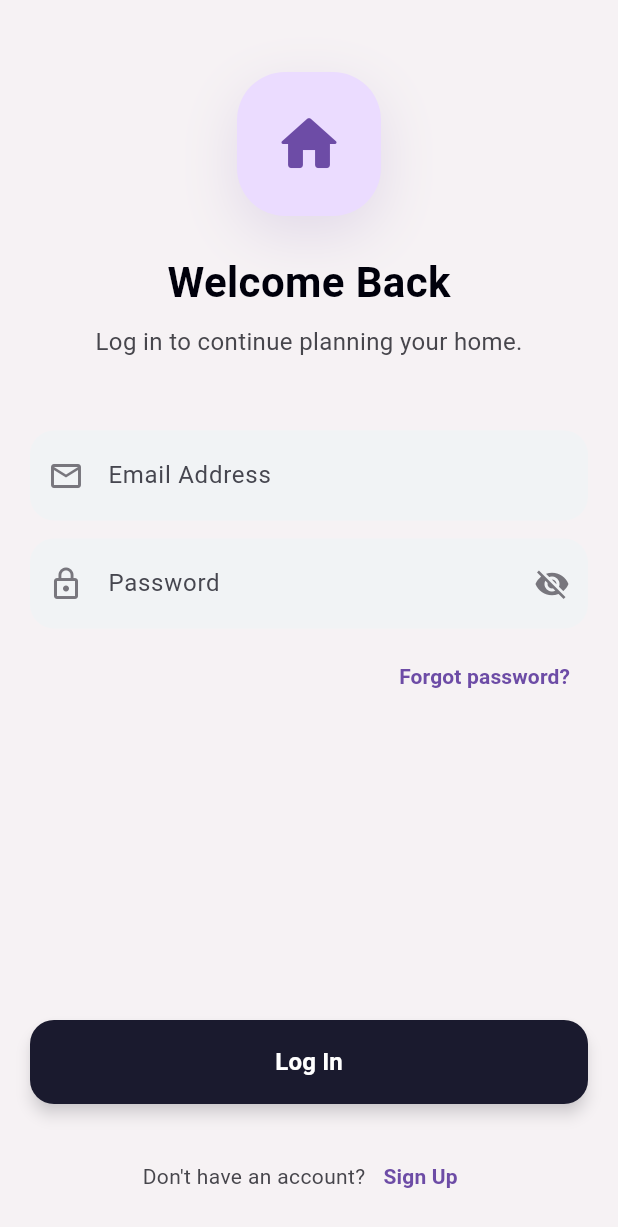
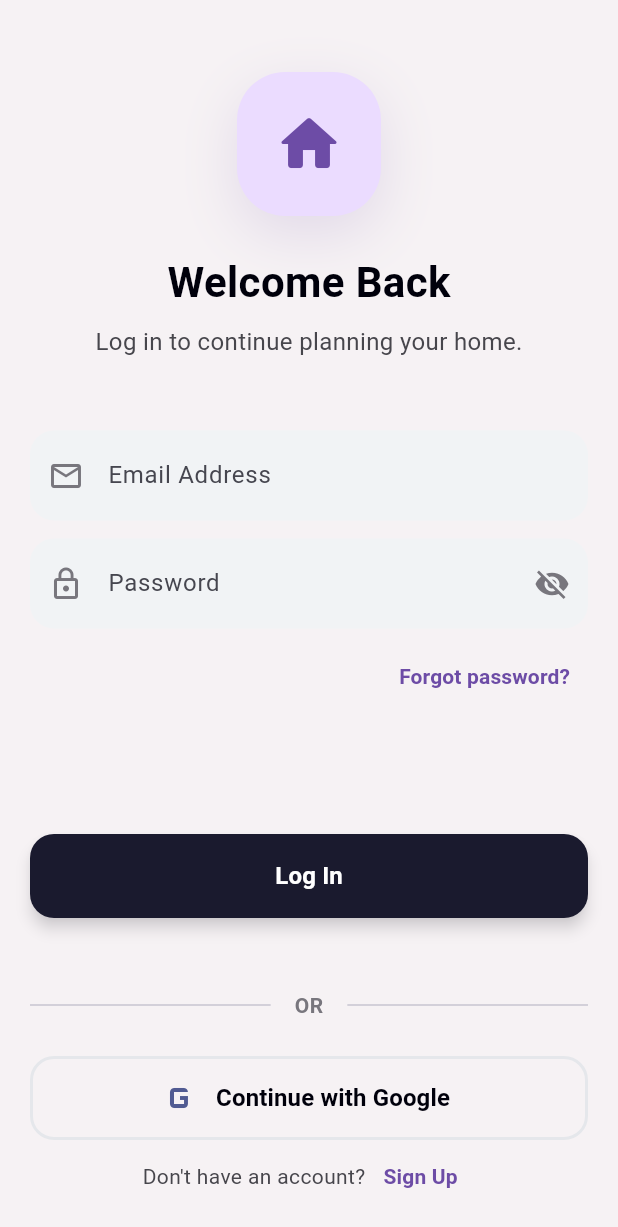
Before and after one commit to devFelina/ai-house-planner, a Flutter app: the screen it shows after launch, on a phone screen of 412 x 824 dp. Shown: the top 1227 px of the screen. Run offline on Flutter 3.47's test engine with Material 3 defaults, Android fonts, the phone set to English and light mode, and no system bars; our stand-ins replace dio, firebase_auth, firebase_core, flutter_dotenv, flutter_riverpod, google_sign_in and 1 more; accounts and stored records are empty; network calls fail; Roboto replaces fonts that are missing (Hanken Grotesk, Plus Jakarta Sans).

Commit message:
feat: fixed login with google issue

```diff
--- a/mobile/lib/views/login_view.dart
+++ b/mobile/lib/views/login_view.dart
@@ -1,5 +1,10 @@
+
 import 'package:flutter/material.dart';
 import 'package:dio/dio.dart';
+import 'package:firebase_auth/firebase_auth.dart';
+import 'package:google_sign_in/google_sign_in.dart';
+
+import 'package:flutter_dotenv/flutter_dotenv.dart';
 
 class LoginView extends StatefulWidget {
   const LoginView({super.key});
@@ -47,6 +52,42 @@ class _LoginViewState extends State<LoginView> {
     }
   }
 
+  Future<void> _signInWithGoogle() async{
+    setState(()=>_isLoading=true);
+
+    try{
+      final GoogleSignInAccount? googleUser=await GoogleSignIn(
+        clientId: dotenv.env['GOOGLE_WEB_CLIENT_ID'],
+      ).signIn();
+
+      if(googleUser==null){
+        setState(()=> _isLoading=false);
+        return;
+      }
+
+      final GoogleSignInAuthentication googleAuth=await googleUser.authentication;
+
+      final OAuthCredential credential=GoogleAuthProvider.credential(
+        accessToken: googleAuth.accessToken,
+        idToken: googleAuth.idToken,
+      );
+      final UserCredential userCredential=
+        await FirebaseAuth.instance.signInWithCredential(credential);
+
+      if(userCredential.user!=null && mounted){
+        Navigator.pushReplacementNamed(context, '/land_submission');
+      }
+    }catch(e){
+      if(mounted){
+        ScaffoldMessenger.of(context).showSnackBar(
+          SnackBar(content: Text('Google Sign-In failed: ${e.toString()}'),backgroundColor: Colors.red,)
+        );
+      }
+    }finally{
+      if(mounted) setState(()=> _isLoading=false);
+    }
+  }
+
   @override
   void dispose() {
     _emailController.dispose();
@@ -84,7 +125,7 @@ class _LoginViewState extends State<LoginView> {
                           borderRadius: BorderRadius.circular(32),
                           boxShadow: [
                             BoxShadow(
-                              color: secondaryColor.withOpacity(0.15),
+                              color: secondaryColor.withValues(alpha: 0.15),
                               blurRadius: 32,
                               offset: const Offset(0, 12),
                             ),
@@ -182,7 +223,7 @@ class _LoginViewState extends State<LoginView> {
                             foregroundColor: Colors.white,
                             shape: RoundedRectangleBorder(borderRadius: BorderRadius.circular(16)),
                             elevation: 4,
-                            shadowColor: primaryContainer.withOpacity(0.4),
+                            shadowColor: primaryContainer.withValues(alpha: 0.4),
                           ),
                           child: _isLoading
                               ? const SizedBox(height: 24, width: 24, child: CircularProgressIndicator(color: Colors.white, strokeWidth: 2))
@@ -190,6 +231,44 @@ class _LoginViewState extends State<LoginView> {
                         ),
                       ),
                       const SizedBox(height: 24),
+
+                      const SizedBox(height: 24),
+                      const Row(
+                        children: [
+                          Expanded(child: Divider()),
+                          Padding(
+                            padding: EdgeInsets.symmetric(horizontal: 16),
+                            child: Text('OR', style: TextStyle(color: Color(0xFF78767D), fontWeight: FontWeight.bold)),
+                          ),
+                          Expanded(child: Divider()),
+                        ],
+                      ),
+                      const SizedBox(height: 24),
+
+                      // Google Sign-In Button
+                      SizedBox(
+                        width: double.infinity,
+                        height: 56,
+                        child: OutlinedButton.icon(
+                          onPressed: _isLoading ? null : _signInWithGoogle,
+                          icon: Image.network(
+                            'https://upload.wikimedia.org/wikipedia/commons/thumb/5/53/Google_%22G%22_Logo.svg/512px-Google_%22G%22_Logo.svg.png',
+                            height: 24,
+                            errorBuilder: (context, error, stackTrace) => const Icon(Icons.g_mobiledata, size: 32),
+                          ),
+                          label: const Flexible(
+                            child: Text(
+                              'Continue with Google',
+                              style: TextStyle(fontSize: 16, fontWeight: FontWeight.w600, color: Color(0xFF00000B)),
+                              overflow: TextOverflow.ellipsis,
+                            ),
+                          ),
+                          style: OutlinedButton.styleFrom(
+                            shape: RoundedRectangleBorder(borderRadius: BorderRadius.circular(16)),
+                            side: const BorderSide(color: Color(0xFFE5E7EB), width: 2),
+                          ),
+                        ),
+                      ),
 
                       // Footer
                       Row(
```
